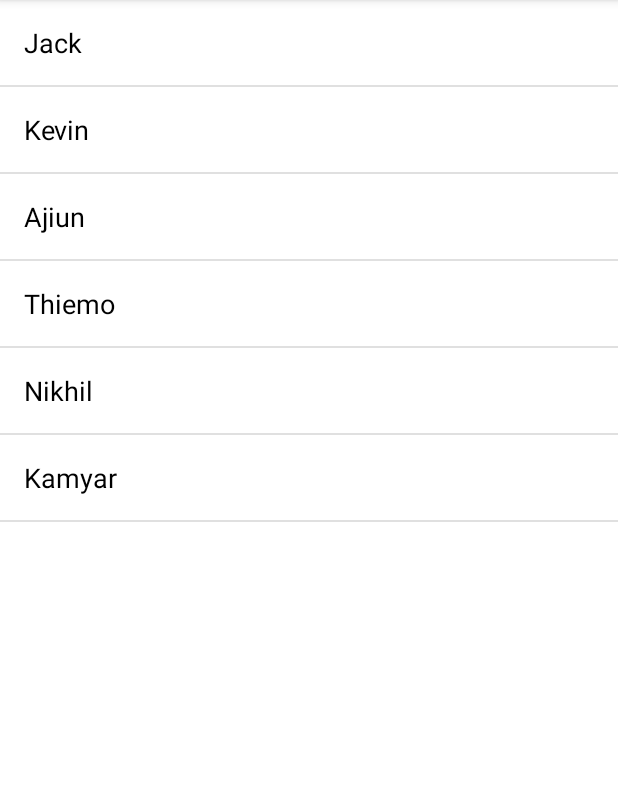
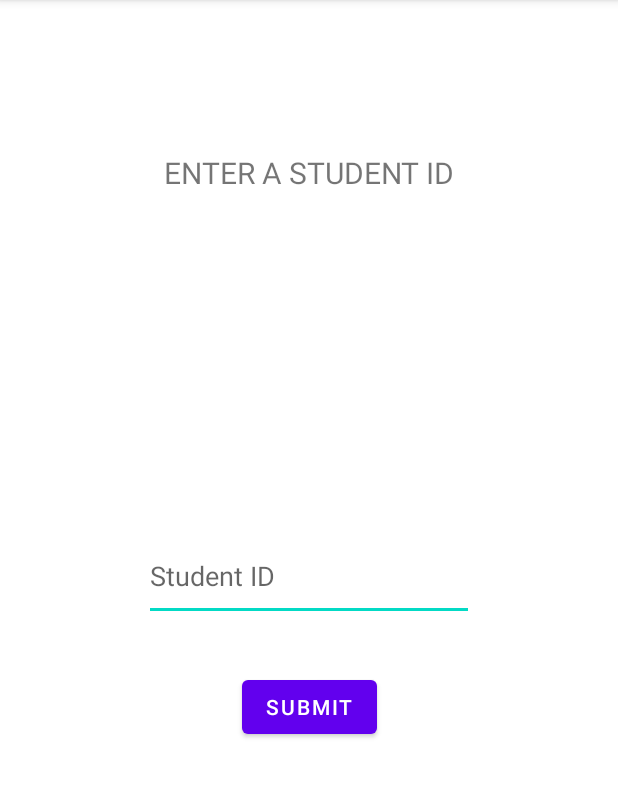
Before and after one commit to gockle/hackathon-app, an Android app: the screen it shows after launch (MainActivity), on a phone screen of 412 x 824 dp, the part 84-882 px from its top. Run offline under Robolectric (Android 15) with nearby library versions, the phone set to English and light mode, and no system bars.

Commit message:
Added input text and button

```diff
--- a/app/src/main/java/com/example/zerohungerhackathon/MainActivity.java
+++ b/app/src/main/java/com/example/zerohungerhackathon/MainActivity.java
@@ -1,6 +1,8 @@
 package com.example.zerohungerhackathon;
 
 import androidx.appcompat.app.AppCompatActivity;
+
+import android.app.AlertDialog;
 import android.os.Bundle;
 import android.os.Handler;
 import java.io.BufferedReader;
@@ -8,64 +10,37 @@ import java.io.IOException;
 import java.io.InputStreamReader;
 import java.util.ArrayList;
 import java.util.List;
+
+import android.text.Editable;
+import android.util.Log;
+import android.view.View;
+import android.widget.EditText;
 import android.widget.ListView;
+import android.widget.TextView;
 
 
 public class MainActivity extends AppCompatActivity {
-    ListView listView;
-    MyAdapter adapter;
-    private final Handler handler = new Handler();
-    private Runnable runnableCode;
-    CsvFileManager csvFileManager;
-
+    EditText editText;
 
     @Override
     protected void onCreate(Bundle savedInstanceState) {
         super.onCreate(savedInstanceState);
         setContentView(R.layout.activity_main);
 
-        listView = findViewById(R.id.listView);
-        csvFileManager = new CsvFileManager(this);
-        List<Item> items = csvFileManager.loadItems();  // Load items
-        adapter = new MyAdapter(this, R.layout.list_item, items, csvFileManager);
-        listView.setAdapter(adapter);
-
-        runnableCode = new Runnable() {
-            @Override
-            public void run() {
-                List<Item> currentItems = readCSV();
-                // Remove the comparison check if you don't want updates to reintroduce removed items
-                adapter.clear();
-                adapter.addAll(currentItems);
-                adapter.notifyDataSetChanged();
-            }
-        };
-        handler.post(runnableCode);
+        editText = findViewById(R.id.editText);
     }
 
-    private List<Item> readCSV() {
-        List<Item> itemList = new ArrayList<>();
-        try {
-            BufferedReader reader = new BufferedReader(
-                    new InputStreamReader(getAssets().open("data.csv")));
-            String line;
-            reader.readLine(); // Skip the header line
-            while ((line = reader.readLine()) != null) {
-                String[] split = line.split(",");
-                if (split.length > 2 && !Boolean.parseBoolean(split[2].trim())) {  // Check if 'used' is false
-                    itemList.add(new Item(split[0],split[1], "false"));
-                }
-            }
-            reader.close();
-        } catch (IOException e) {
-            e.printStackTrace();
+    public void handleButtonPress(View view) {
+        String studentId = editText.getText().toString();
+        Log.d("handleButtonPress", String.format("Tap for studentId: %s", studentId));
+        //TODO: Placeholder to demo alert, replace with logic that handles alert on API response
+        if (studentId.equals("test")){
+            new AlertDialog.Builder(this)
+                    .setTitle("Alert")
+                    .setMessage(String.format("Student (%s) has already received food today.", studentId))
+                    .setNegativeButton(android.R.string.no, null)
+                    .setIcon(android.R.drawable.ic_dialog_alert)
+                    .show();
         }
-        return itemList;
-    }
-
-    @Override
-    protected void onDestroy() {
-        super.onDestroy();
-        handler.removeCallbacks(runnableCode); // Stop the handler when the app is destroyed
     }
 }
--- a/app/src/main/res/layout/activity_main.xml
+++ b/app/src/main/res/layout/activity_main.xml
@@ -1,14 +1,46 @@
 <?xml version="1.0" encoding="utf-8"?>
-<LinearLayout xmlns:android="http://schemas.android.com/apk/res/android"
-xmlns:app="http://schemas.android.com/apk/res-auto"
-xmlns:tools="http://schemas.android.com/tools"
-android:layout_width="match_parent"
-android:layout_height="match_parent"
-android:orientation="vertical"
-tools:context=".MainActivity">
+<androidx.constraintlayout.widget.ConstraintLayout xmlns:android="http://schemas.android.com/apk/res/android"
+    xmlns:app="http://schemas.android.com/apk/res-auto"
+    xmlns:tools="http://schemas.android.com/tools"
+    android:layout_width="match_parent"
+    android:layout_height="match_parent">
 
-<ListView
-    android:id="@+id/listView"
-    android:layout_width="match_parent"
-    android:layout_height="match_parent"/>
-</LinearLayout>
+    <EditText
+        android:id="@+id/editText"
+        android:layout_width="220dp"
+        android:layout_height="59dp"
+        android:ems="10"
+        android:hint="Student ID"
+        android:inputType="text"
+        app:layout_constraintBottom_toBottomOf="parent"
+        app:layout_constraintEnd_toEndOf="parent"
+        app:layout_constraintStart_toStartOf="parent"
+        app:layout_constraintTop_toTopOf="parent" />
+
+    <Button
+        android:id="@+id/button"
+        android:layout_width="wrap_content"
+        android:layout_height="wrap_content"
+        android:onClick="handleButtonPress"
+        android:text="Submit"
+        app:layout_constraintBottom_toBottomOf="parent"
+        app:layout_constraintEnd_toEndOf="parent"
+        app:layout_constraintStart_toStartOf="parent"
+        app:layout_constraintTop_toBottomOf="@+id/editText"
+        app:layout_constraintVertical_bias="0.110000014" />
+
+    <TextView
+        android:id="@+id/textView7"
+        android:layout_width="257dp"
+        android:layout_height="51dp"
+        android:text="Enter a Student ID"
+        android:textAlignment="center"
+        android:textAllCaps="true"
+        android:textSize="20sp"
+        app:layout_constraintBottom_toTopOf="@+id/editText"
+        app:layout_constraintEnd_toEndOf="parent"
+        app:layout_constraintStart_toStartOf="parent"
+        app:layout_constraintTop_toTopOf="parent"
+        app:layout_constraintVertical_bias="0.333" />
+
+</androidx.constraintlayout.widget.ConstraintLayout>
```
